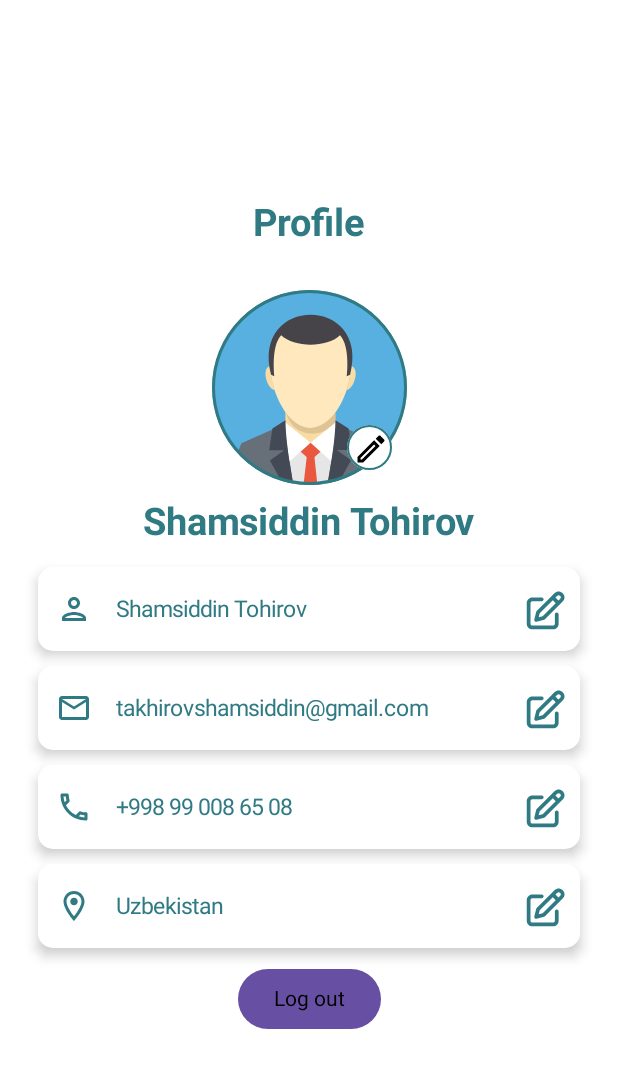
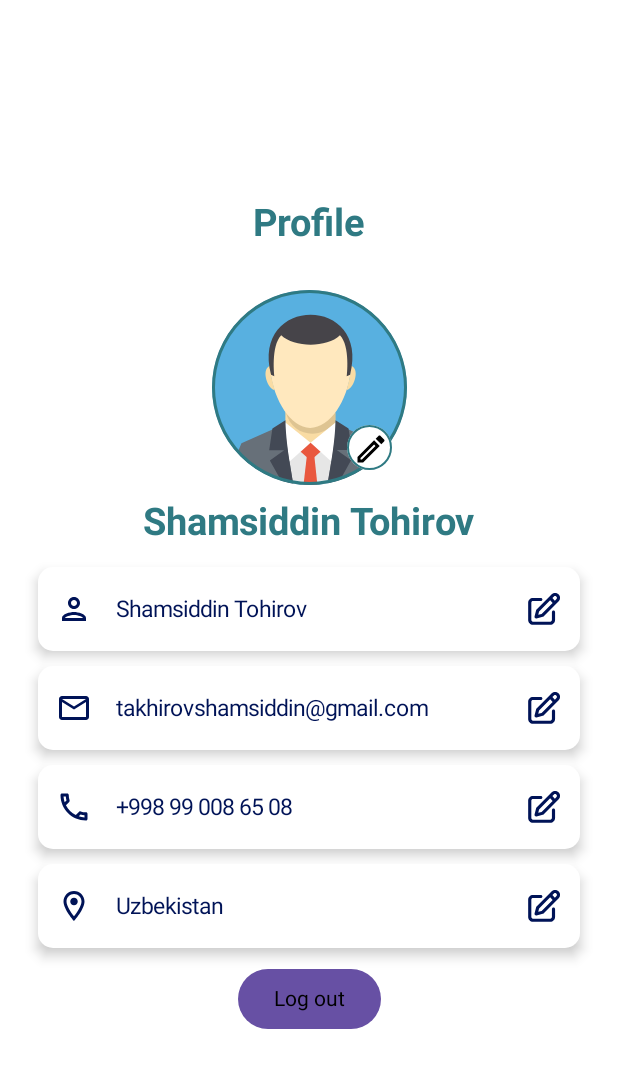
Before and after one commit to Shamsiddin1206/TourVibe, an Android app built with Jetpack Compose: the @Preview function ProfilePreview, on a phone screen of 412 x 824 dp. Shown: the top 1068 px of the screen. Run offline under Robolectric (Android 15) with nearby library versions, the phone set to English and light mode, and no system bars; pictures from the network do not load.

```diff
--- a/app/src/main/java/shamsiddin/project/tourvibe/screen/Profile.kt
+++ b/app/src/main/java/shamsiddin/project/tourvibe/screen/Profile.kt
@@ -60,6 +60,7 @@ import coil.compose.SubcomposeAsyncImage
 import shamsiddin.project.tourvibe.R
 import shamsiddin.project.tourvibe.navigation.ScreenType
 import shamsiddin.project.tourvibe.ui.theme.GreenPrimary
+import shamsiddin.project.tourvibe.ui.theme.ProfilePrimary
 import shamsiddin.project.tourvibe.utils.Manager
 import shamsiddin.project.tourvibe.utils.SharedPreferences
 
@@ -166,21 +167,21 @@ fun ProfileOutlinedEditText(string: String, type: String){
             readOnly = state,
             trailingIcon = {
                 if (state){
-                    IconButton(onClick = { state = false }, modifier = Modifier.size(30.dp)) {
-                        Icon(painter = painterResource(id = R.drawable.edit_ic), contentDescription = "", tint = GreenPrimary)
+                    IconButton(onClick = { state = false }, modifier = Modifier.size(25.dp)) {
+                        Icon(painter = painterResource(id = R.drawable.edit_ic), contentDescription = "", tint = ProfilePrimary)
                     }
                 }else{
                     IconButton(onClick = {
                         state = true
-                    }, modifier = Modifier.size(30.dp)) {
-                        Icon(painter = painterResource(id = R.drawable.confirm_ic), contentDescription = "", tint = GreenPrimary)
+                    }, modifier = Modifier.size(25.dp)) {
+                        Icon(painter = painterResource(id = R.drawable.confirm_ic), contentDescription = "", tint = ProfilePrimary)
                     }
                 }
             },
-            leadingIcon = { Icon(imageVector = mainIcon, contentDescription = "", tint = GreenPrimary)},
+            leadingIcon = { Icon(imageVector = mainIcon, contentDescription = "", tint = ProfilePrimary)},
             modifier = Modifier.fillMaxWidth(),
             shape = RoundedCornerShape(10.dp),
-            textStyle = TextStyle(color = GreenPrimary, fontSize = 15.sp),
+            textStyle = TextStyle(color = ProfilePrimary, fontSize = 15.sp),
             colors = TextFieldDefaults.outlinedTextFieldColors(focusedBorderColor = GreenPrimary, unfocusedBorderColor = Color.Unspecified),
             singleLine = true
         )
--- a/app/src/main/java/shamsiddin/project/tourvibe/ui/theme/Color.kt
+++ b/app/src/main/java/shamsiddin/project/tourvibe/ui/theme/Color.kt
@@ -31,3 +31,4 @@ val SemiTransparentBlack = Color(0x33000000)
 val AzureBlue = Color(0xff2579ce)
 val VerdantGreen = Color(0xFF35853a)
 val RustRed = Color(0xffad231c)
+val ProfilePrimary = Color(0xFF001357)
--- a/app/src/main/res/drawable/star.xml
+++ b/app/src/main/res/drawable/star.xml
@@ -5,5 +5,5 @@
     android:viewportHeight="47.94">
   <path
       android:pathData="M26.285,2.486l5.407,10.956c0.376,0.762 1.103,1.29 1.944,1.412l12.091,1.757c2.118,0.308 2.963,2.91 1.431,4.403l-8.749,8.528c-0.608,0.593 -0.886,1.448 -0.742,2.285l2.065,12.042c0.362,2.109 -1.852,3.717 -3.746,2.722l-10.814,-5.685c-0.752,-0.395 -1.651,-0.395 -2.403,0l-10.814,5.685c-1.894,0.996 -4.108,-0.613 -3.746,-2.722l2.065,-12.042c0.144,-0.837 -0.134,-1.692 -0.742,-2.285l-8.749,-8.528c-1.532,-1.494 -0.687,-4.096 1.431,-4.403l12.091,-1.757c0.841,-0.122 1.568,-0.65 1.944,-1.412l5.407,-10.956C22.602,0.567 25.338,0.567 26.285,2.486z"
-      android:fillColor="#ED8A19"/>
+      android:fillColor="#FFC107"/>
 </vector>
```
Also changed, not shown: app/src/main/java/shamsiddin/project/tourvibe/screen/Place.kt (+4 -6 lines).
